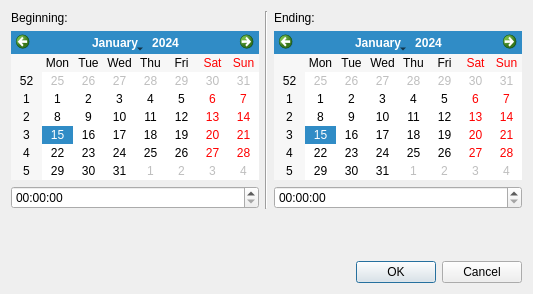
Qt form src/Dialogs/datetimedialog.ui (pasbi/CAN) before a commit.
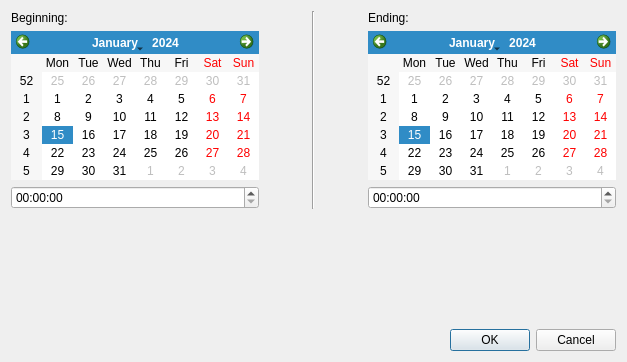
The same form after that commit.

Patch:
```diff
--- a/src/Dialogs/datetimedialog.ui
+++ b/src/Dialogs/datetimedialog.ui
@@ -9,8 +9,8 @@
    <rect>
     <x>0</x>
     <y>0</y>
-    <width>531</width>
-    <height>294</height>
+    <width>627</width>
+    <height>362</height>
    </rect>
   </property>
   <property name="sizePolicy">
```
Left out of the diff: 26 changed lines with no effect on the pictures.
